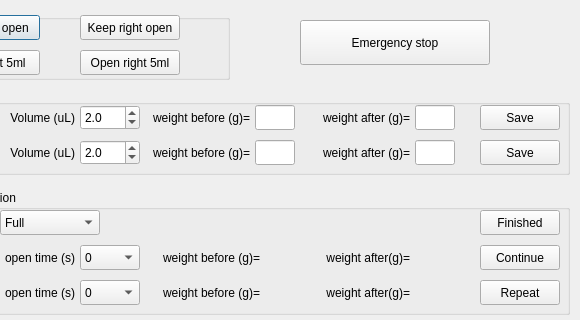
First picture: the form in src/foraging_gui/Calibration.ui, repository AllenNeuralDynamics/dynamic-foraging-task, before the edit; both pictures show x 110 to 690 and y 0 to 320 of the 690 by 740 pixel window.
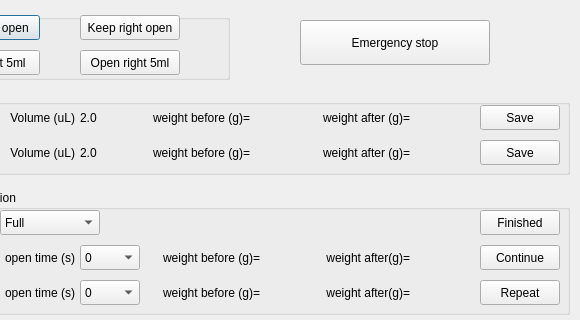
Second picture: the form after the edit.

Commit message: calculate number of failures in past 30 days

```diff
--- a/src/foraging_gui/Calibration.ui
+++ b/src/foraging_gui/Calibration.ui
@@ -297,7 +297,7 @@
                 <set>Qt::AlignRight|Qt::AlignTrailing|Qt::AlignVCenter</set>
             </property>
         </widget>
-        <widget class="QDoubleSpinBox" name="SpotLeftVolume">
+        <widget class="QLabel" name="SpotLeftVolume">
             <property name="geometry">
                 <rect>
                     <x>180</x>
@@ -306,17 +306,11 @@
                     <height>25</height>
                 </rect>
             </property>
-            <property name="decimals">
-                <number>1</number>
-            </property>
-            <property name="singleStep">
-                <double>0.1</double>
-            </property>
-            <property name="value">
-                <double>2.0</double>
+            <property name="text">
+                <string>2.0</string>
             </property>
         </widget>
-        <widget class="QDoubleSpinBox" name="SpotRightVolume">
+        <widget class="QLabel" name="SpotRightVolume">
             <property name="geometry">
                 <rect>
                     <x>180</x>
@@ -325,14 +319,8 @@
                     <height>25</height>
                 </rect>
             </property>
-            <property name="decimals">
-                <number>1</number>
-            </property>
-            <property name="singleStep">
-                <double>0.1</double>
-            </property>
-            <property name="value">
-                <double>2.0</double>
+            <property name="text">
+                <string>2.0</string>
             </property>
         </widget>
         <widget class="QLabel" name="SpotCheckPreWeightLeftLabel">
@@ -373,7 +361,7 @@
                 <set>Qt::AlignRight|Qt::AlignTrailing|Qt::AlignVCenter</set>
             </property>
         </widget>
-        <widget class="QLineEdit" name="SpotCheckPreWeightLeft">
+        <widget class="QLabel" name="SpotCheckPreWeightLeft">
             <property name="geometry">
                 <rect>
                     <x>355</x>
@@ -386,7 +374,7 @@
                 <string/>
             </property>
         </widget>
-        <widget class="QLineEdit" name="SpotCheckPreWeightRight">
+        <widget class="QLabel" name="SpotCheckPreWeightRight">
             <property name="geometry">
                 <rect>
                     <x>355</x>
@@ -437,7 +425,7 @@
                 <set>Qt::AlignRight|Qt::AlignTrailing|Qt::AlignVCenter</set>
             </property>
         </widget>
-        <widget class="QLineEdit" name="TotalWaterSingleLeft">
+        <widget class="QLabel" name="TotalWaterSingleLeft">
             <property name="geometry">
                 <rect>
                     <x>515</x>
@@ -450,7 +438,7 @@
                 <string/>
             </property>
         </widget>
-        <widget class="QLineEdit" name="TotalWaterSingleRight">
+        <widget class="QLabel" name="TotalWaterSingleRight">
             <property name="geometry">
                 <rect>
                     <x>515</x>
```
The commit also changes 2 other files.
